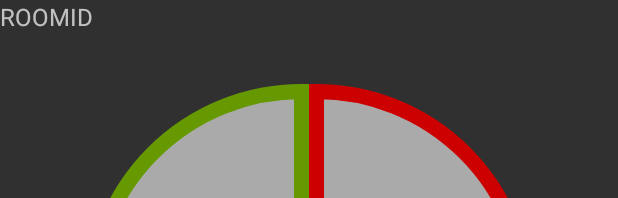
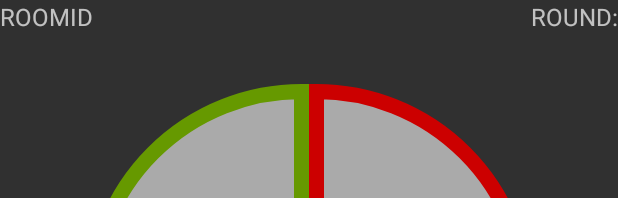
Before and after one commit to Posfay/Simon-Taps-App, an Android app: the layout activity_game.xml on its own in the app's theme, with its tools: preview values and no code run, on a phone screen of 412 x 824 dp. Shown: the top 198 px of the screen. Run offline under Robolectric (Android 15) with nearby library versions, the phone set to English and light mode, and no system bars.

Commit message:
round text, create button disabled, Mozart 7 évesen operát ír

```diff
--- a/app/build.gradle
+++ b/app/build.gradle
@@ -1,7 +1,7 @@
 apply plugin: 'com.android.application'
 
 android {
-    compileSdkVersion 28
+    compileSdkVersion 29
     defaultConfig {
         applicationId "hu.dkrmg.a13pb.projectdusza"
         minSdkVersion 19
--- a/app/src/main/java/hu/dkrmg/a13pb/projectdusza/GameActivity.java
+++ b/app/src/main/java/hu/dkrmg/a13pb/projectdusza/GameActivity.java
@@ -39,6 +39,7 @@ public class GameActivity extends Activity implements AsyncResponse {
 
   TextView feedbackText;
   TextView roomIdText;
+  TextView roundText;
   Button greenButton;
   Button redButton;
   Button yellowButton;
@@ -79,6 +80,7 @@ public class GameActivity extends Activity implements AsyncResponse {
     // ----------------------------------FINDING COMPONENTS-----------------------------------------
     feedbackText = findViewById(R.id.feedbacktext);
     roomIdText = findViewById(R.id.roomIdText);
+    roundText = findViewById(R.id.roundText);
     greenButton = findViewById(R.id.button3);
     redButton = findViewById(R.id.button4);
     yellowButton = findViewById(R.id.button5);
@@ -267,6 +269,8 @@ public class GameActivity extends Activity implements AsyncResponse {
 
       displayPattern();
 
+      roundText.setText("ROUND: " + wordPattern.length());
+
       shown = true;
     }
   }
@@ -355,6 +359,8 @@ public class GameActivity extends Activity implements AsyncResponse {
 
     feedbackText.setText("The game has started!");
     yourButton.setEnabled(true);
+
+    shown = false;
   }
 
   // OWN BUTTON CLICKED
--- a/app/src/main/java/hu/dkrmg/a13pb/projectdusza/MainActivity.java
+++ b/app/src/main/java/hu/dkrmg/a13pb/projectdusza/MainActivity.java
@@ -100,6 +100,8 @@ public class MainActivity extends Activity implements AsyncResponse {
     // randomising button color
     joinBut = findViewById(R.id.joinButton);
     createBut = findViewById(R.id.createButton);
+
+    createBut.setEnabled(true);
 
     int randomSwitchNum = randomBetweenOneFour.nextInt(5 - 1) + 1;
     switch (randomSwitchNum) {
@@ -222,6 +224,8 @@ public class MainActivity extends Activity implements AsyncResponse {
     v.startAnimation(buttonClick);
     VibrationUtil.preferredVibration(MainActivity.this, vibrator);
 
+    createBut.setEnabled(false);
+
     connectionCheck();
 
     if (!connected) {
--- a/app/src/main/res/layout/activity_game.xml
+++ b/app/src/main/res/layout/activity_game.xml
@@ -103,4 +103,13 @@
         app:layout_constraintStart_toStartOf="parent"
         app:layout_constraintTop_toTopOf="parent" />
 
+    <TextView
+        android:id="@+id/roundText"
+        android:layout_width="wrap_content"
+        android:layout_height="wrap_content"
+        android:text="@string/round"
+        android:textSize="16sp"
+        app:layout_constraintEnd_toEndOf="parent"
+        app:layout_constraintTop_toTopOf="parent" />
+
 </androidx.constraintlayout.widget.ConstraintLayout>
--- a/app/src/main/res/values/strings.xml
+++ b/app/src/main/res/values/strings.xml
@@ -9,5 +9,6 @@
     <string name="simon_taps">This is the simon taps logo</string>
     <string name="scan_button">SCAN</string>
     <string name="or">or</string>
+    <string name="round">ROUND: </string>>
 
 </resources>
```
